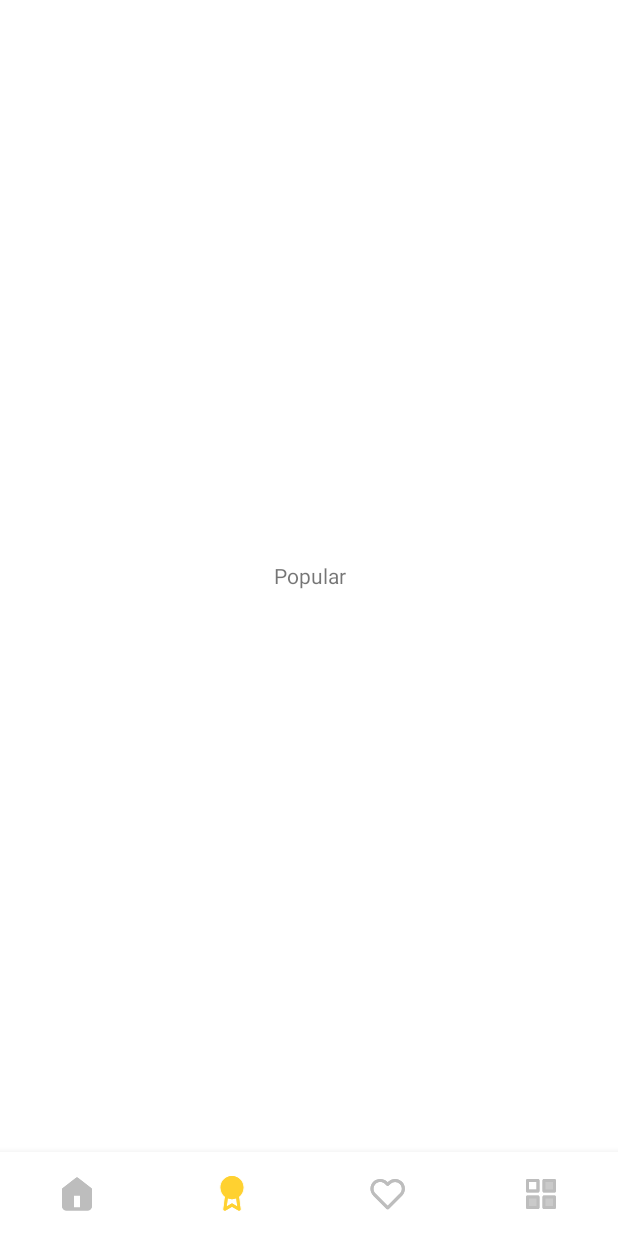
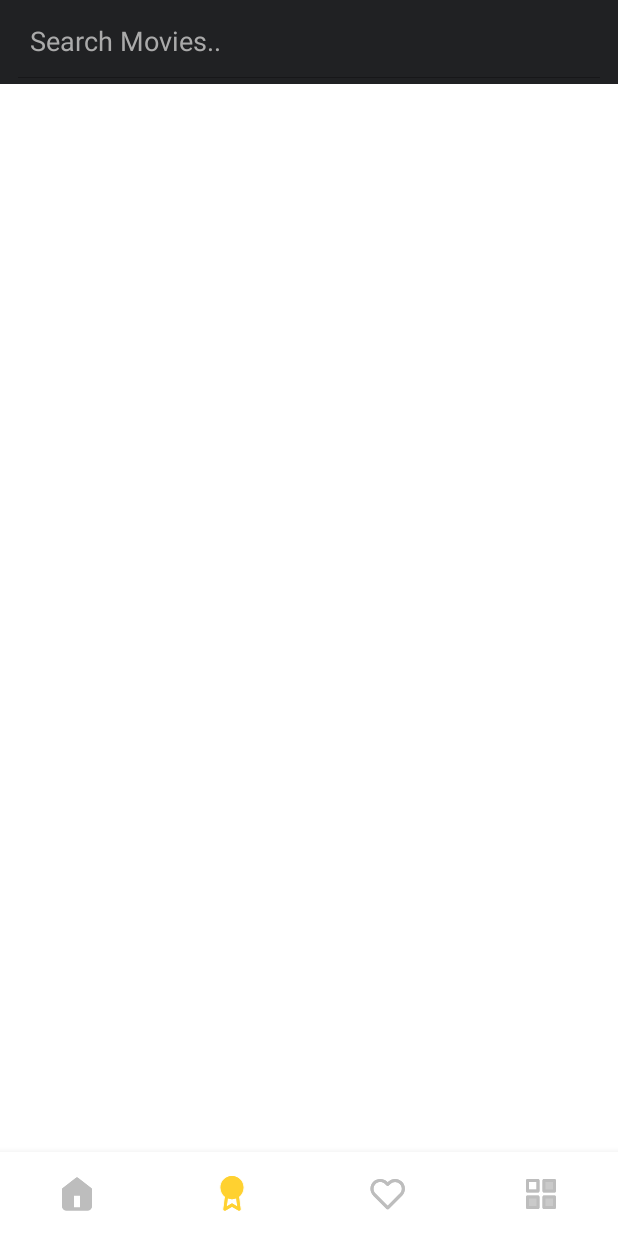
Before and after one commit to bayutp/NBS-Project, an Android app: the PopularFragment screen opened through its navigation route, on a phone screen of 412 x 824 dp. Before the commit the screen is almost empty. Run offline under Robolectric (Android 15) with nearby library versions, the phone set to English and light mode, and no system bars; our stand-ins replace navigation-ui.

Commit message:
[bayu] - add ui popular

```diff
--- a/test-mobile/nbs-movies/app/src/main/java/com/bayuspace/myapplication/ui/popular/PopularFragment.kt
+++ b/test-mobile/nbs-movies/app/src/main/java/com/bayuspace/myapplication/ui/popular/PopularFragment.kt
@@ -1,60 +1,41 @@
 package com.bayuspace.myapplication.ui.popular
 
 import android.os.Bundle
-import androidx.fragment.app.Fragment
 import android.view.LayoutInflater
 import android.view.View
 import android.view.ViewGroup
-import com.bayuspace.myapplication.R
+import android.widget.EditText
+import androidx.core.content.ContextCompat
+import androidx.fragment.app.Fragment
+import com.bayuspace.myapplication.databinding.FragmentPopularBinding
 
-// TODO: Rename parameter arguments, choose names that match
-// the fragment initialization parameters, e.g. ARG_ITEM_NUMBER
-private const val ARG_PARAM1 = "param1"
-private const val ARG_PARAM2 = "param2"
 
-/**
- * A simple [Fragment] subclass.
- * Use the [PopularFragment.newInstance] factory method to
- * create an instance of this fragment.
- */
 class PopularFragment : Fragment() {
-    // TODO: Rename and change types of parameters
-    private var param1: String? = null
-    private var param2: String? = null
 
-    override fun onCreate(savedInstanceState: Bundle?) {
-        super.onCreate(savedInstanceState)
-        arguments?.let {
-            param1 = it.getString(ARG_PARAM1)
-            param2 = it.getString(ARG_PARAM2)
-        }
-    }
+    private var _binding: FragmentPopularBinding? = null
+    private val binding get() = _binding!!
 
     override fun onCreateView(
         inflater: LayoutInflater, container: ViewGroup?,
         savedInstanceState: Bundle?
-    ): View? {
-        // Inflate the layout for this fragment
-        return inflater.inflate(R.layout.fragment_popular, container, false)
+    ): View {
+        _binding = FragmentPopularBinding.inflate(layoutInflater, container, false)
+        return binding.root
     }
 
-    companion object {
-        /**
-         * Use this factory method to create a new instance of
-         * this fragment using the provided parameters.
-         *
-         * @param param1 Parameter 1.
-         * @param param2 Parameter 2.
-         * @return A new instance of fragment PopularFragment.
-         */
-        // TODO: Rename and change types and number of parameters
-        @JvmStatic
-        fun newInstance(param1: String, param2: String) =
-            PopularFragment().apply {
-                arguments = Bundle().apply {
-                    putString(ARG_PARAM1, param1)
-                    putString(ARG_PARAM2, param2)
-                }
+    override fun onViewCreated(view: View, savedInstanceState: Bundle?) {
+        super.onViewCreated(view, savedInstanceState)
+        binding.svPopular.apply {
+            val color = ContextCompat.getColor(requireContext(), android.R.color.darker_gray)
+            findViewById<EditText>(androidx.appcompat.R.id.search_src_text).apply {
+                setTextColor(color)
+                setHintTextColor(color)
             }
+        }
+    }
+
+    override fun onDestroyView() {
+        super.onDestroyView()
+        _binding = null
     }
 }
--- a/test-mobile/nbs-movies/app/src/main/res/layout/fragment_popular.xml
+++ b/test-mobile/nbs-movies/app/src/main/res/layout/fragment_popular.xml
@@ -1,15 +1,58 @@
 <?xml version="1.0" encoding="utf-8"?>
-<FrameLayout xmlns:android="http://schemas.android.com/apk/res/android"
+<androidx.constraintlayout.widget.ConstraintLayout xmlns:android="http://schemas.android.com/apk/res/android"
+    xmlns:app="http://schemas.android.com/apk/res-auto"
     xmlns:tools="http://schemas.android.com/tools"
     android:layout_width="match_parent"
     android:layout_height="match_parent"
     tools:context=".ui.popular.PopularFragment">
 
-    <!-- TODO: Update blank fragment layout -->
+    <androidx.appcompat.widget.Toolbar
+        android:id="@+id/toolbar_popular"
+        android:layout_width="match_parent"
+        android:layout_height="?attr/actionBarSize"
+        android:background="@color/colorPrimary"
+        android:elevation="0dp"
+        android:theme="@style/Theme.MaterialComponents.DayNight.DarkActionBar"
+        app:contentInsetStart="0dp"
+        app:layout_constraintTop_toTopOf="parent">
+
+        <androidx.appcompat.widget.SearchView
+            android:id="@+id/sv_popular"
+            android:layout_width="match_parent"
+            android:layout_height="wrap_content"
+            android:layout_margin="4dp"
+            app:iconifiedByDefault="false"
+            app:queryHint="@string/hint"
+            app:searchIcon="@null" />
+    </androidx.appcompat.widget.Toolbar>
+
     <TextView
+        android:id="@+id/tv_result"
+        android:layout_width="wrap_content"
+        android:layout_height="wrap_content"
+        android:fontFamily="@font/sfpro_regular"
+        android:gravity="center_vertical"
+        android:padding="16dp"
+        android:textColor="@color/colorPrimary"
+        android:textStyle="bold"
+        app:layout_constraintStart_toStartOf="@id/toolbar_popular"
+        app:layout_constraintTop_toBottomOf="@id/toolbar_popular" />
+
+    <androidx.recyclerview.widget.RecyclerView
+        android:id="@+id/rv_search_result"
         android:layout_width="match_parent"
-        android:layout_height="match_parent"
-        android:gravity="center"
-        android:text="@string/popular" />
+        android:layout_height="0dp"
+        app:layout_constraintBottom_toBottomOf="parent"
+        app:layout_constraintTop_toBottomOf="@id/tv_result" />
 
-</FrameLayout>
+    <ProgressBar
+        android:id="@+id/pb_popular"
+        android:layout_width="wrap_content"
+        android:layout_height="wrap_content"
+        android:visibility="gone"
+        app:layout_constraintBottom_toBottomOf="parent"
+        app:layout_constraintEnd_toEndOf="parent"
+        app:layout_constraintStart_toStartOf="parent"
+        app:layout_constraintTop_toBottomOf="@id/toolbar_popular" />
+
+</androidx.constraintlayout.widget.ConstraintLayout>
--- a/test-mobile/nbs-movies/app/src/main/res/values/strings.xml
+++ b/test-mobile/nbs-movies/app/src/main/res/values/strings.xml
@@ -7,7 +7,6 @@
     <string name="notification">Notif</string>
     <string name="popular_movies">Popular Movies</string>
     <string name="coming_soon">Coming Soon</string>
-    <!-- TODO: Remove or change this placeholder text -->
-    <string name="hello_blank_fragment">Hello blank fragment</string>
     <string name="banner">banner</string>
+    <string name="hint">Search Movies..</string>
 </resources>
```
